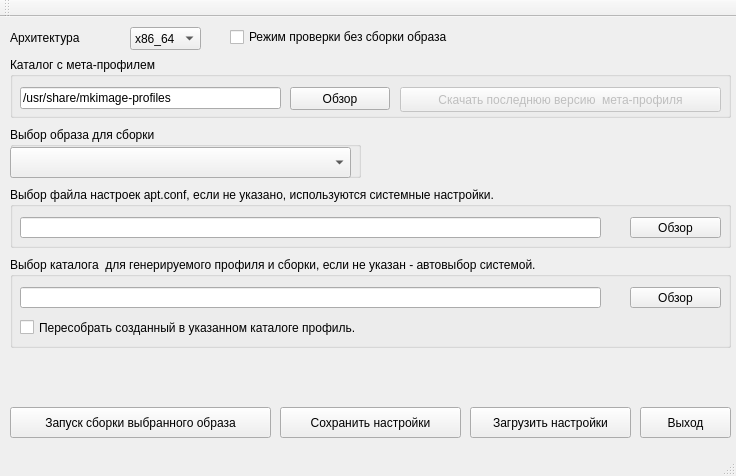
Old version of the form mp-gui/mainwindow.ui in the repository 150balbes/mp-gui.
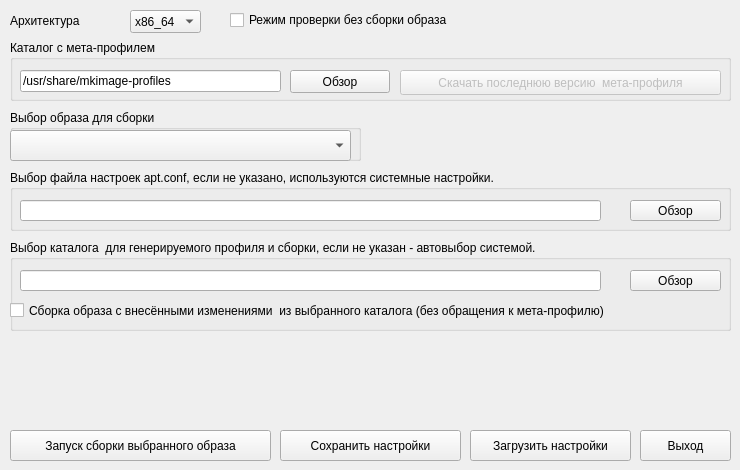
New version of the form.

Patch:
```diff
--- a/mp-gui/mainwindow.ui
+++ b/mp-gui/mainwindow.ui
@@ -6,8 +6,8 @@
    <rect>
     <x>0</x>
     <y>0</y>
-    <width>736</width>
-    <height>476</height>
+    <width>740</width>
+    <height>470</height>
    </rect>
   </property>
   <property name="windowTitle">
@@ -18,7 +18,7 @@
     <property name="geometry">
      <rect>
       <x>640</x>
-      <y>390</y>
+      <y>430</y>
       <width>91</width>
       <height>31</height>
      </rect>
@@ -31,7 +31,7 @@
     <property name="geometry">
      <rect>
       <x>10</x>
-      <y>390</y>
+      <y>430</y>
       <width>261</width>
       <height>31</height>
      </rect>
@@ -237,14 +237,14 @@
     <widget class="QCheckBox" name="checkBox_ReMake">
      <property name="geometry">
       <rect>
-       <x>10</x>
+       <x>0</x>
        <y>60</y>
-       <width>691</width>
+       <width>721</width>
        <height>21</height>
       </rect>
      </property>
      <property name="text">
-      <string>Пересобрать созданный в указанном каталоге профиль.</string>
+      <string>Сборка образа с внесёнными изменениями  из выбранного каталога (без обращения к мета-профилю)</string>
      </property>
     </widget>
    </widget>
@@ -265,7 +265,7 @@
     <property name="geometry">
      <rect>
       <x>280</x>
-      <y>390</y>
+      <y>430</y>
       <width>181</width>
       <height>31</height>
      </rect>
@@ -278,7 +278,7 @@
     <property name="geometry">
      <rect>
       <x>470</x>
-      <y>390</y>
+      <y>430</y>
       <width>161</width>
       <height>31</height>
      </rect>
@@ -288,25 +288,6 @@
     </property>
    </widget>
   </widget>
-  <widget class="QMenuBar" name="menuBar">
-   <property name="geometry">
-    <rect>
-     <x>0</x>
-     <y>0</y>
-     <width>736</width>
-     <height>21</height>
-    </rect>
-   </property>
-  </widget>
-  <widget class="QToolBar" name="mainToolBar">
-   <attribute name="toolBarArea">
-    <enum>TopToolBarArea</enum>
-   </attribute>
-   <attribute name="toolBarBreak">
-    <bool>false</bool>
-   </attribute>
-  </widget>
-  <widget class="QStatusBar" name="statusBar"/>
  </widget>
  <layoutdefault spacing="6" margin="11"/>
  <resources/>
```
